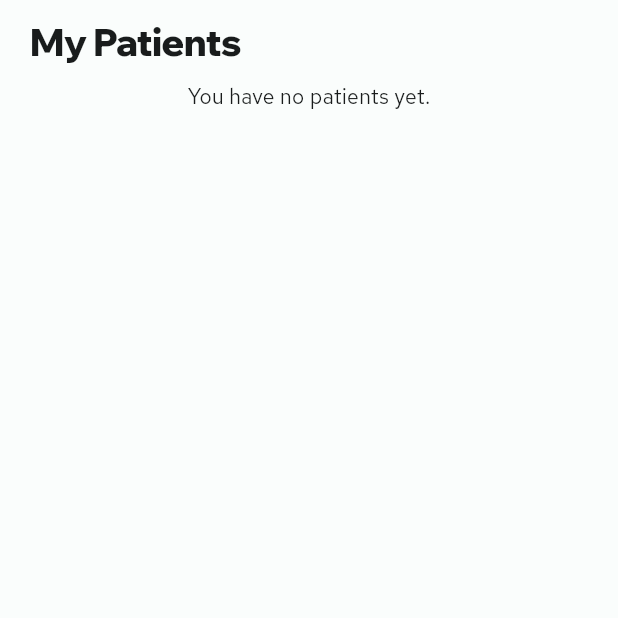
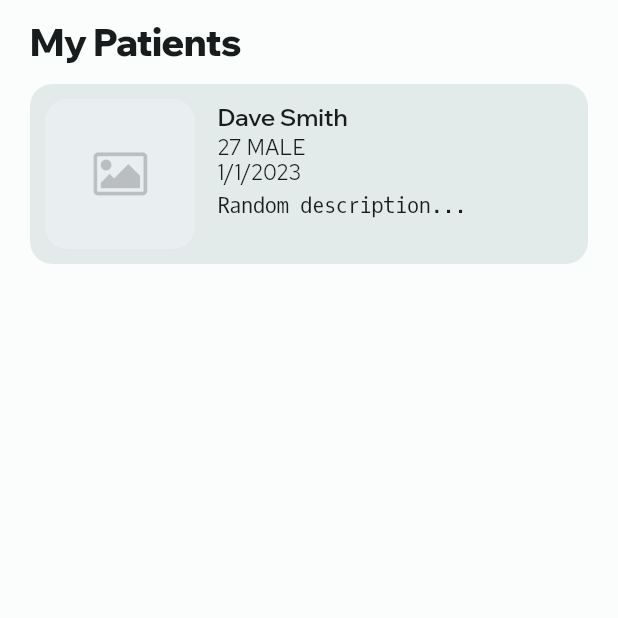
Before and after one commit to PremjithK/PROJECT_yu_health_doctors, a Flutter app: the PatientsPage screen opened directly, on a phone screen of 412 x 824 dp, the top half of it. Run offline on Flutter 3.47's test engine with Material 2 defaults, Android fonts, the light colour scheme and no system bars; our stand-ins replace bloc, font_awesome_flutter, get; generated files the repository leaves out were written again.

Commit message:
Created patients page and card

```diff
--- /dev/null
+++ b/lib/custom_widgets/patients_card.dart
@@ -0,0 +1,75 @@
+import 'package:flutter/material.dart';
+import 'package:yu_health_doctors/config/text_sizes.dart';
+import 'package:yu_health_doctors/config/theme.dart';
+import 'package:yu_health_doctors/config/ui_sizes.dart';
+import 'package:yu_health_doctors/custom_widgets/profile_picture_large.dart';
+import 'package:yu_health_doctors/custom_widgets/spacing.dart';
+import 'package:yu_health_doctors/custom_widgets/text.dart';
+
+class PatientCard extends StatelessWidget {
+  const PatientCard({
+    required this.name,
+    required this.ageAndGender,
+    required this.timeStamp,
+    required this.caseDescription,
+    super.key,
+  });
+  final String name;
+  final String ageAndGender;
+  final String caseDescription;
+  final String timeStamp;
+
+  @override
+  Widget build(BuildContext context) {
+    final theme = Theme.of(context).colorScheme;
+    return Container(
+      padding: const EdgeInsets.all(10),
+      decoration: BoxDecoration(
+        borderRadius: BorderRadius.circular(globalContainerBorderRadius),
+        color: theme.surfaceVariant.withOpacity(0.75),
+      ),
+      child: Row(
+        crossAxisAlignment: CrossAxisAlignment.start,
+        children: [
+          const ProfilePictureLarge(
+            isEditable: false,
+            imageURL: '',
+            height: 100,
+            width: 100,
+          ),
+          widthspace(15),
+          Column(
+            mainAxisAlignment: MainAxisAlignment.spaceEvenly,
+            crossAxisAlignment: CrossAxisAlignment.start,
+            children: [
+              MyLabel(
+                text: name,
+                letterSpacing: -0.1,
+                fontFamily: primaryFont,
+                weight: FontWeight.w600,
+                size: TextSizes.b1,
+                height: 1.5,
+              ),
+              MyLabel(
+                text: ageAndGender,
+                size: TextSizes.b2,
+              ),
+              MyLabel(
+                text: timeStamp,
+                size: TextSizes.b2,
+              ),
+              heightspace(5),
+              MyLabel(
+                text: caseDescription,
+                letterSpacing: -0.5,
+                fontFamily: monospacedFont,
+                size: TextSizes.b2,
+                maxLines: 3,
+              ),
+            ],
+          ),
+        ],
+      ),
+    );
+  }
+}
--- a/lib/custom_widgets/profile_field.dart
+++ b/lib/custom_widgets/profile_field.dart
@@ -10,12 +10,14 @@ class ProfileField extends StatelessWidget {
     required this.onEdit,
     this.textSize,
     this.title = '',
+    this.bottomMargin = 10,
     super.key,
   });
 
   final String value;
   final String title;
   final double? textSize;
+  final double bottomMargin;
   final void Function()? onEdit;
 
   @override
@@ -32,10 +34,12 @@ class ProfileField extends StatelessWidget {
             children: [
               widthspace(15),
               MyLabel(
-                text: title,
-                size: TextSizes.b1,
+                text: '$title :'.toUpperCase(),
+                color: theme.onBackground.withOpacity(0.75),
+                size: TextSizes.b2,
                 letterSpacing: -0.5,
-                weight: FontWeight.w600,
+                height: 1.5,
+                weight: FontWeight.bold,
               ),
             ],
           )
@@ -46,7 +50,7 @@ class ProfileField extends StatelessWidget {
           padding: const EdgeInsets.all(15),
           decoration: BoxDecoration(
             borderRadius: BorderRadius.circular(15),
-            color: theme.surfaceVariant,
+            color: theme.surfaceVariant.withOpacity(0.75),
           ),
           child: Row(
             crossAxisAlignment: CrossAxisAlignment.start,
@@ -55,7 +59,7 @@ class ProfileField extends StatelessWidget {
               Expanded(
                 child: MyLabel(
                   text: value,
-                  color: theme.onPrimaryContainer.withOpacity(0.9),
+                  color: theme.onBackground,
                   weight: FontWeight.w500,
                   fontFamily: secondaryFont,
                   letterSpacing: -0.5,
@@ -80,7 +84,7 @@ class ProfileField extends StatelessWidget {
             ],
           ),
         ),
-        heightspace(10),
+        heightspace(bottomMargin),
       ],
     );
   }
--- a/lib/custom_widgets/switch_tile.dart
+++ b/lib/custom_widgets/switch_tile.dart
@@ -21,7 +21,7 @@ class _SwitchTileState extends State<SwitchTile> {
   @override
   Widget build(BuildContext context) {
     return SwitchListTile(
-      contentPadding: EdgeInsets.zero,
+      contentPadding: const EdgeInsets.only(left: 10, right: 2),
       title: MyLabel(
         text: widget.title,
         fontFamily: primaryFont,
--- a/lib/screens/patients_page/view/patients_page.dart
+++ b/lib/screens/patients_page/view/patients_page.dart
@@ -1,17 +1,24 @@
 import 'package:flutter/material.dart';
-import 'package:yu_health_doctors/custom_widgets/text.dart';
+import 'package:yu_health_doctors/config/ui_sizes.dart';
+import 'package:yu_health_doctors/custom_widgets/patients_card.dart';
 
-class PatientsPage extends StatelessWidget {
+class PatientsPage extends StatefulWidget {
   const PatientsPage({
     super.key,
   });
 
+  @override
+  State<PatientsPage> createState() => _PatientsPageState();
+}
+
+class _PatientsPageState extends State<PatientsPage> {
   @override
   Widget build(BuildContext context) {
     final theme = Theme.of(context).colorScheme;
     return Scaffold(
       appBar: AppBar(
         automaticallyImplyLeading: false,
+        scrolledUnderElevation: 0,
         titleSpacing: 20,
         title: Text(
           'My Patients',
@@ -19,13 +26,17 @@ class PatientsPage extends StatelessWidget {
         ),
       ),
       backgroundColor: theme.background,
-      body: const SafeArea(
-        child: Column(
-          children: [
-            //Patients List
-            Center(
-              child: MyLabel(text: 'You have no patients yet.'),
-            )
+      body: SafeArea(
+        child: ListView(
+          padding: const EdgeInsets.symmetric(horizontal: globalScreenPaddingX),
+          //^ Builder needed
+          children: const [
+            PatientCard(
+              name: 'Dave Smith',
+              ageAndGender: '27 MALE',
+              timeStamp: '1/1/2023',
+              caseDescription: 'Random description...',
+            ),
           ],
         ),
       ),
--- a/lib/screens/profile_page/view/profile_page.dart
+++ b/lib/screens/profile_page/view/profile_page.dart
@@ -35,8 +35,8 @@ class ProfilePage extends StatelessWidget {
               child: ProfilePictureLarge(
                 isEditable: true,
                 imageURL: '',
-                height: 250,
-                width: 250,
+                height: 200,
+                width: 200,
               ),
             ),
 
@@ -46,7 +46,7 @@ class ProfilePage extends StatelessWidget {
             SizedBox(
               height: 450,
               child: Column(
-                mainAxisAlignment: MainAxisAlignment.spaceEvenly,
+                mainAxisAlignment: MainAxisAlignment.spaceBetween,
                 children: [
                   ProfileField(
                     title: 'Name',
```
